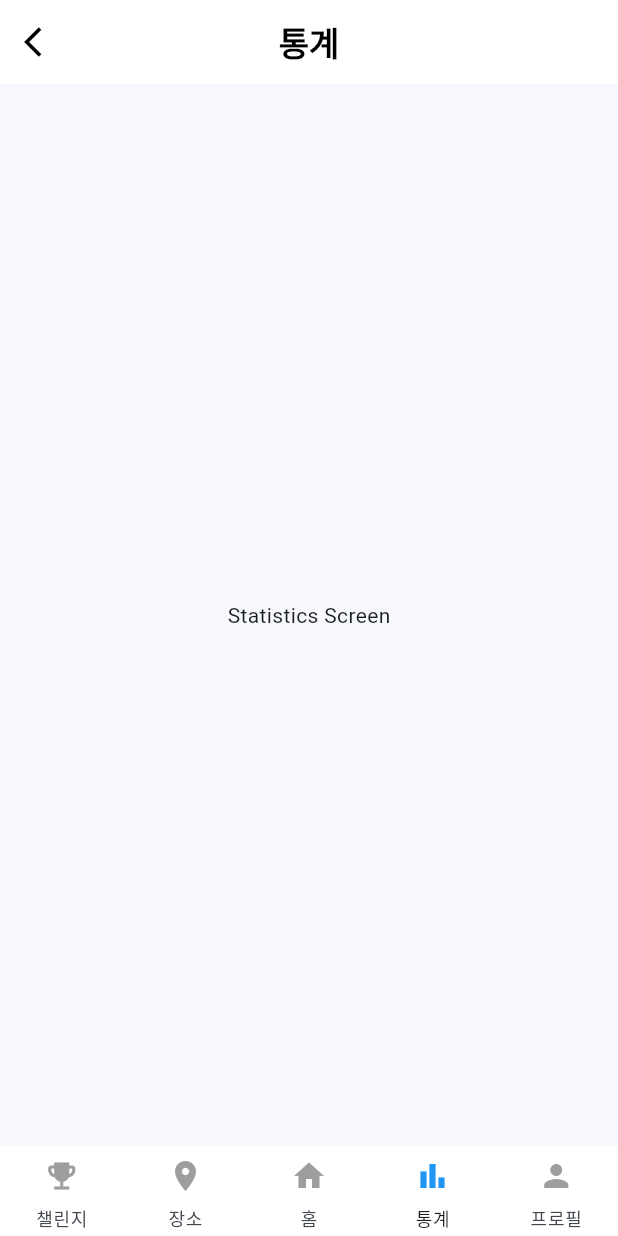
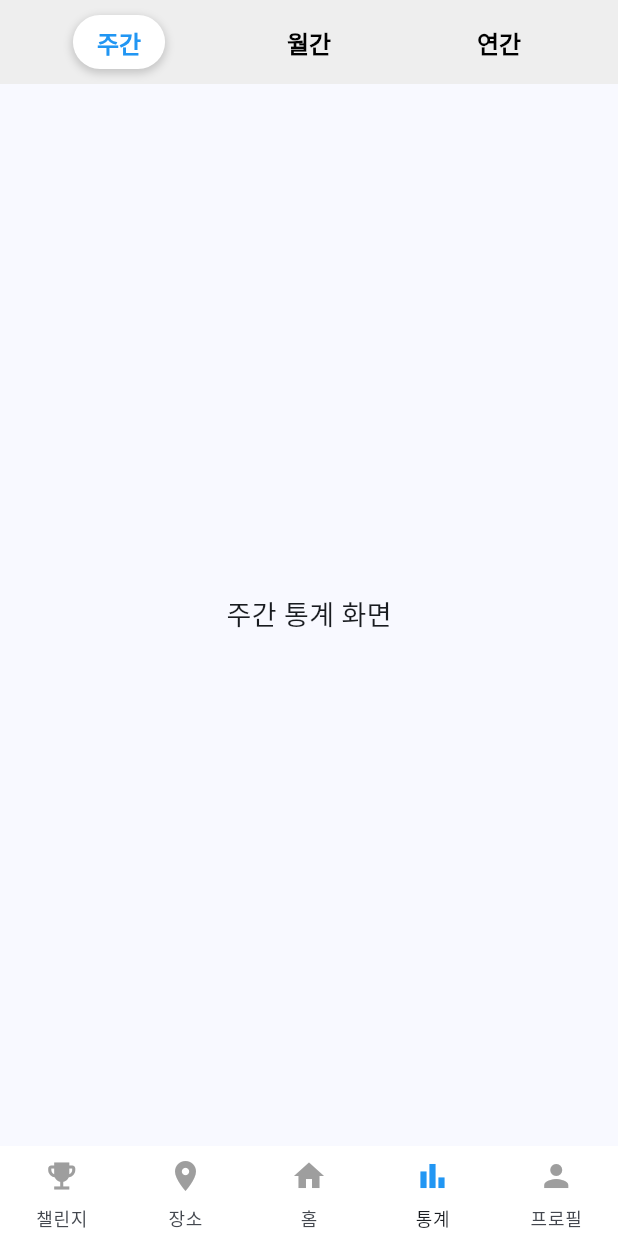
Before and after one commit to zeeeyeon/ssafy_common_project, a Flutter app: the StatisticsScreen screen opened by its route, on a phone screen of 412 x 824 dp. Run offline on Flutter 3.47's test engine with Material 3 defaults, Android fonts, the phone set to English and light mode, and no system bars; our stand-ins replace dio, flutter_riverpod, go_router, table_calendar; Roboto replaces fonts that are missing (Pretendard).

Commit message:
[S12P11E206-231] Design: 통계 화면 구현(주간, 월간, 연간 탭바)

```diff
--- a/front/lib/features/statistics/screens/statistics_screen.dart
+++ b/front/lib/features/statistics/screens/statistics_screen.dart
@@ -1,15 +1,106 @@
 import 'package:flutter/material.dart';
-import 'package:kkulkkulk/common/widgets/layout/custom_app_bar.dart';
 
-class StatisticsScreen extends StatelessWidget {
-  const StatisticsScreen({super.key});
+class StatisticsScreen extends StatefulWidget {
+  const StatisticsScreen({Key? key}) : super(key: key);
+
+  @override
+  _StatisticsScreenState createState() => _StatisticsScreenState();
+}
+
+class _StatisticsScreenState extends State<StatisticsScreen> {
+  int _selectedTabIndex = 0;
+
+  final List<String> _tabs = ['주간', '월간', '연간'];
 
   @override
   Widget build(BuildContext context) {
-    return const Scaffold(
-      appBar: CustomAppBar(title: '통계'),
-      body: Center(
-        child: Text('Statistics Screen'),
+    return Scaffold(
+      appBar: AppBar(
+        title: Row(
+          mainAxisAlignment: MainAxisAlignment.spaceAround,
+          children: List.generate(_tabs.length, (index) {
+            final isSelected = _selectedTabIndex == index;
+            return GestureDetector(
+              onTap: () {
+                setState(() {
+                  _selectedTabIndex = index;
+                });
+              },
+              child: AnimatedContainer(
+                duration: const Duration(milliseconds: 300),
+                curve: Curves.easeInOut,
+                padding:
+                    const EdgeInsets.symmetric(vertical: 8.0, horizontal: 16.0),
+                decoration: BoxDecoration(
+                  color: isSelected ? Colors.white : Colors.transparent,
+                  borderRadius: BorderRadius.circular(20.0),
+                  boxShadow: isSelected
+                      ? [
+                          BoxShadow(
+                            color: Colors.grey.withOpacity(0.5),
+                            spreadRadius: 1,
+                            blurRadius: 4,
+                            offset: const Offset(0, 2),
+                          ),
+                        ]
+                      : [],
+                ),
+                child: Text(
+                  _tabs[index],
+                  style: TextStyle(
+                    fontSize: 16,
+                    fontWeight: FontWeight.bold,
+                    color: isSelected ? Colors.blue : Colors.black,
+                  ),
+                ),
+              ),
+            );
+          }),
+        ),
+        centerTitle: true,
+        backgroundColor: Colors.grey[200],
+        elevation: 0,
+      ),
+      body: _buildStatisticsView(),
+    );
+  }
+
+  Widget _buildStatisticsView() {
+    switch (_selectedTabIndex) {
+      case 0:
+        return _buildWeeklyStatistics();
+      case 1:
+        return _buildMonthlyStatistics();
+      case 2:
+        return _buildYearlyStatistics();
+      default:
+        return const Center(child: Text('알 수 없는 탭')); // Fallback
+    }
+  }
+
+  Widget _buildWeeklyStatistics() {
+    return const Center(
+      child: Text(
+        '주간 통계 화면',
+        style: TextStyle(fontSize: 18),
+      ),
+    );
+  }
+
+  Widget _buildMonthlyStatistics() {
+    return const Center(
+      child: Text(
+        '월간 통계 화면',
+        style: TextStyle(fontSize: 18),
+      ),
+    );
+  }
+
+  Widget _buildYearlyStatistics() {
+    return const Center(
+      child: Text(
+        '연간 통계 화면',
+        style: TextStyle(fontSize: 18),
       ),
     );
   }
```
Also changed, not shown: front/lib/features/statistics/screens/statistics_monthly_screen.dart (added), front/lib/features/statistics/screens/statistics_weekly_screen.dart (added), front/lib/features/statistics/screens/statistics_yearly_screen.dart (added).
